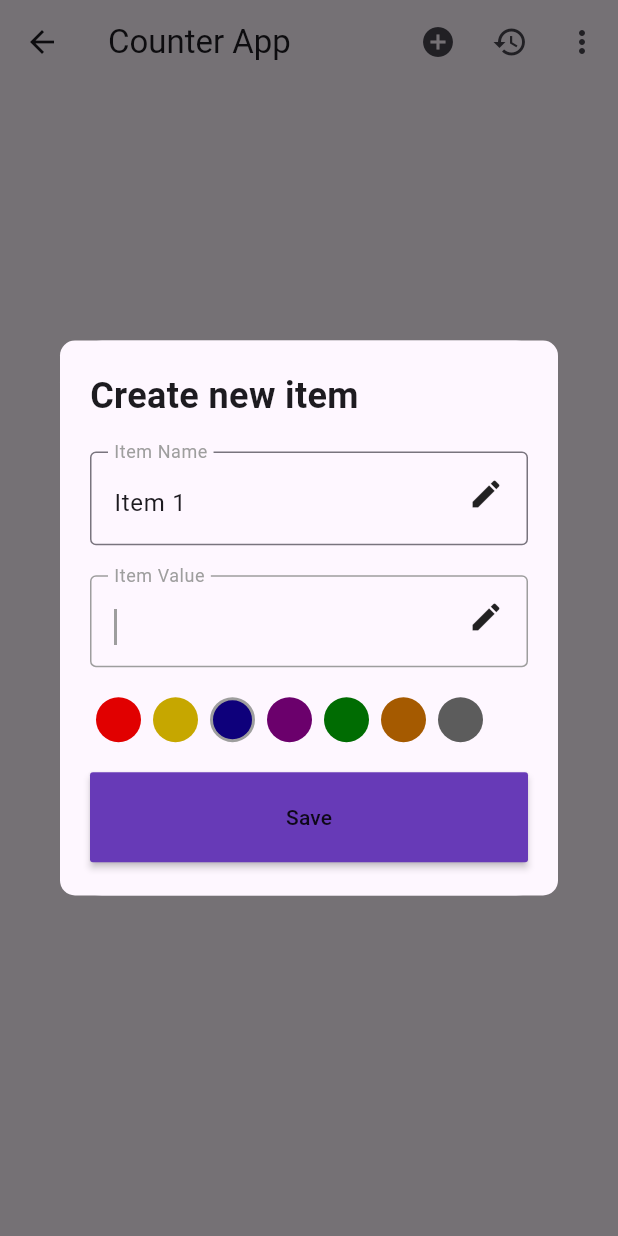
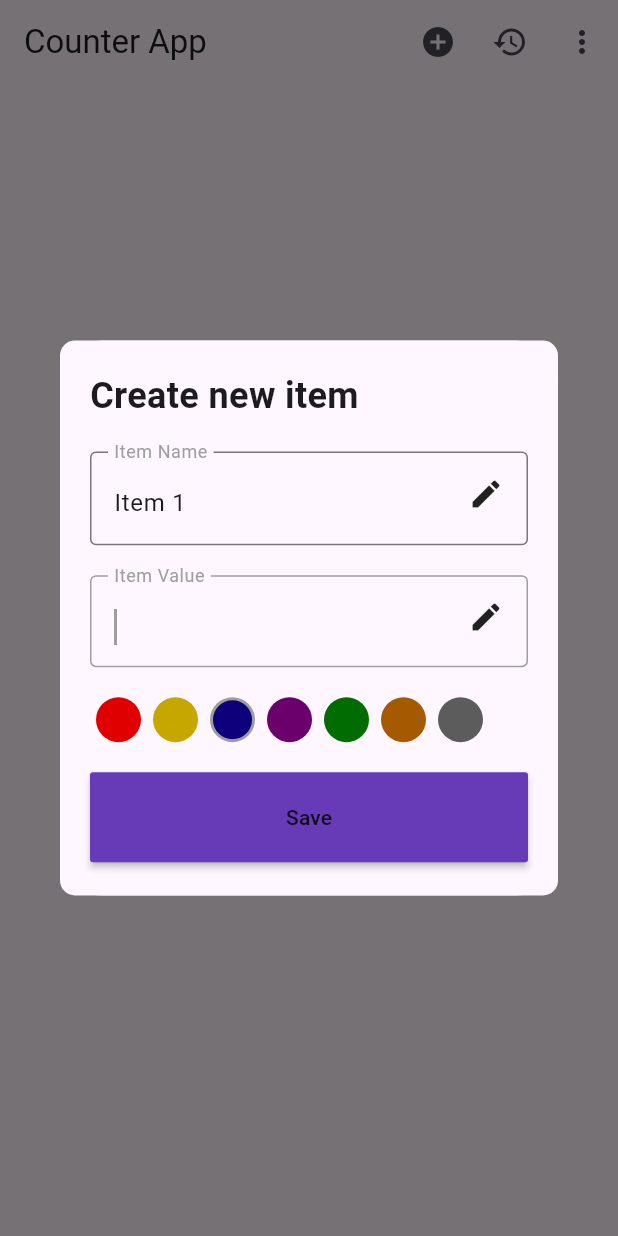
Before and after one commit to CodeWApiipakar/counter_app, a Flutter app: the Home screen opened directly, after a tap on the "add circle" icon, on a phone screen of 412 x 824 dp. Run offline on Flutter 3.47's test engine with Material 3 defaults, Android fonts, the phone set to English and light mode, and no system bars; our stand-ins replace shared_preferences; accounts and stored records are empty.

Commit message:
last commit

```diff
--- a/lib/components/controls.dart
+++ b/lib/components/controls.dart
@@ -38,10 +38,10 @@ class Controls {
   }
 
 //update item
-  void updateItem(oldTitle, title, key, value, color) {
+  void updateItem(oldTitle, title, value, color) {
     print(
         "-------------------------------------- console --------------------------------");
-    print("Title : $title Key:$key value:$value color:$color");
+    print("old title : $oldTitle new Title:$title value:$value color:$color");
   }
 
   //get old items from shared Preferences.
--- a/lib/components/dialog.dart
+++ b/lib/components/dialog.dart
@@ -46,14 +46,15 @@ Future<void> dialogBuilder(BuildContext context, String itemTitle,
               padding: const EdgeInsets.all(20),
               decoration: BoxDecoration(
                 color: Theme.of(context).scaffoldBackgroundColor,
-                borderRadius: BorderRadius.all(Radius.circular(10)),
+                borderRadius: const BorderRadius.all(Radius.circular(10)),
               ),
               child: Column(
                 crossAxisAlignment: CrossAxisAlignment.start,
                 children: [
                   Text(
                     itemTitle,
-                    style: TextStyle(fontSize: 24, fontWeight: FontWeight.bold),
+                    style: const TextStyle(
+                        fontSize: 24, fontWeight: FontWeight.bold),
                   ),
                   const SizedBox(height: 20),
                   TextFormField(
--- a/lib/components/myAppBar.dart
+++ b/lib/components/myAppBar.dart
@@ -2,6 +2,7 @@ import 'package:flutter/material.dart';
 
 AppBar myAppBar(addFuntion) {
   return AppBar(
+    automaticallyImplyLeading: false,
     title: Text("Counter App"),
     actions: [
       Row(
```
